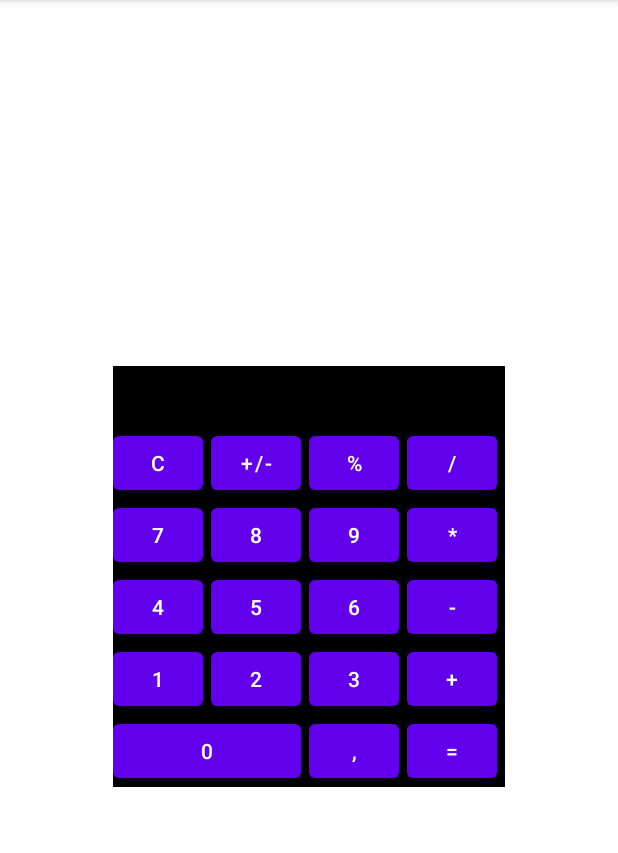
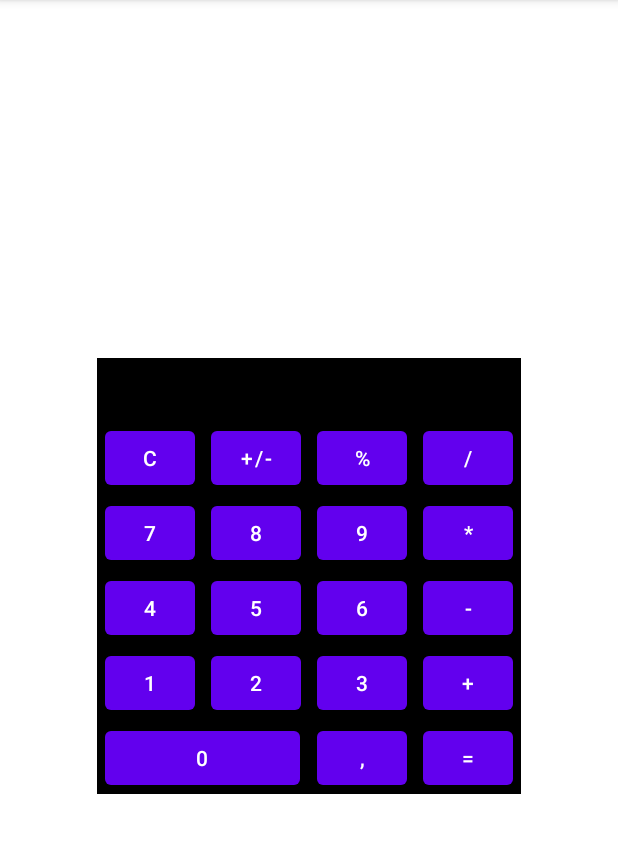
Before and after one commit to danilmv/Android1v2, an Android app: the screen it shows after launch (MainActivity), on a phone screen of 412 x 824 dp, the part 84-937 px from its top. Run offline under Robolectric (Android 15) with nearby library versions, the phone set to English and light mode, and no system bars.

Commit message:
L2: calculator: layout: constraint

```diff
--- a/calculator/src/main/res/layout/activity_main.xml
+++ b/calculator/src/main/res/layout/activity_main.xml
@@ -14,7 +14,7 @@
         app:layout_constraintStart_toStartOf="parent"
         app:layout_constraintTop_toTopOf="parent">
 
-        <include layout="@layout/calculator_grid" />
+        <include layout="@layout/calculator_constraint" />
     </FrameLayout>
 
 </androidx.constraintlayout.widget.ConstraintLayout>
--- /dev/null
+++ b/calculator/src/main/res/layout/calculator_constraint.xml
@@ -0,0 +1,207 @@
+<?xml version="1.0" encoding="utf-8"?>
+<androidx.constraintlayout.widget.ConstraintLayout xmlns:android="http://schemas.android.com/apk/res/android"
+    xmlns:app="http://schemas.android.com/apk/res-auto"
+    xmlns:tools="http://schemas.android.com/tools"
+    android:layout_width="match_parent"
+    android:layout_height="match_parent">
+
+    <Button
+        android:id="@+id/button_c"
+        android:layout_width="@dimen/button_width"
+        android:layout_height="wrap_content"
+        android:layout_marginHorizontal="@dimen/buttons_margin_horizontal"
+        android:layout_marginVertical="@dimen/buttons_margin_vertical"
+        android:text="@string/cancel"
+        app:layout_constraintEnd_toStartOf="@+id/button_sign"
+        app:layout_constraintHorizontal_chainStyle="packed"
+        app:layout_constraintStart_toStartOf="parent"
+        app:layout_constraintTop_toBottomOf="@+id/text_output" />
+
+    <Button
+        android:id="@+id/button_percent"
+        android:layout_width="@dimen/button_width"
+        android:layout_height="wrap_content"
+        android:layout_marginHorizontal="@dimen/buttons_margin_horizontal"
+        android:layout_marginVertical="@dimen/buttons_margin_vertical"
+        android:text="@string/percent"
+        app:layout_constraintEnd_toStartOf="@+id/button_divide"
+        app:layout_constraintStart_toEndOf="@+id/button_sign"
+        app:layout_constraintTop_toBottomOf="@+id/text_output" />
+
+    <Button
+        android:id="@+id/button_divide"
+        android:layout_width="@dimen/button_width"
+        android:layout_height="wrap_content"
+        android:layout_marginHorizontal="@dimen/buttons_margin_horizontal"
+        android:layout_marginVertical="@dimen/buttons_margin_vertical"
+        android:text="@string/divide"
+        app:layout_constraintEnd_toEndOf="parent"
+        app:layout_constraintStart_toEndOf="@+id/button_percent"
+        app:layout_constraintTop_toBottomOf="@+id/text_output" />
+
+    <Button
+        android:id="@+id/button_sign"
+        android:layout_width="@dimen/button_width"
+        android:layout_height="wrap_content"
+        android:layout_marginHorizontal="@dimen/buttons_margin_horizontal"
+        android:layout_marginVertical="@dimen/buttons_margin_vertical"
+        android:text="@string/sign"
+        app:layout_constraintEnd_toStartOf="@+id/button_percent"
+        app:layout_constraintStart_toEndOf="@+id/button_c"
+        app:layout_constraintTop_toBottomOf="@+id/text_output" />
+
+    <Button
+        android:id="@+id/button_7"
+        android:layout_width="@dimen/button_width"
+        android:layout_height="wrap_content"
+        android:layout_marginVertical="@dimen/buttons_margin_vertical"
+        android:text="@string/button_7"
+        app:layout_constraintStart_toStartOf="@+id/button_c"
+        app:layout_constraintTop_toBottomOf="@+id/button_c" />
+
+    <Button
+        android:id="@+id/button_9"
+        android:layout_width="@dimen/button_width"
+        android:layout_height="wrap_content"
+        android:layout_marginVertical="@dimen/buttons_margin_vertical"
+        android:text="@string/button_9"
+        app:layout_constraintStart_toStartOf="@+id/button_percent"
+        app:layout_constraintTop_toBottomOf="@+id/button_percent" />
+
+    <Button
+        android:id="@+id/button_multiply"
+        android:layout_width="@dimen/button_width"
+        android:layout_height="wrap_content"
+        android:layout_marginVertical="@dimen/buttons_margin_vertical"
+        android:text="@string/multiply"
+        app:layout_constraintStart_toStartOf="@+id/button_divide"
+        app:layout_constraintTop_toBottomOf="@+id/button_divide" />
+
+    <Button
+        android:id="@+id/button_8"
+        android:layout_width="@dimen/button_width"
+        android:layout_height="wrap_content"
+        android:layout_marginVertical="@dimen/buttons_margin_vertical"
+        android:layout_marginTop="2dp"
+        android:text="@string/button_8"
+        app:layout_constraintStart_toStartOf="@+id/button_sign"
+        app:layout_constraintTop_toBottomOf="@+id/button_sign" />
+
+    <Button
+        android:id="@+id/button_4"
+        android:layout_width="@dimen/button_width"
+        android:layout_height="wrap_content"
+        android:layout_marginVertical="@dimen/buttons_margin_vertical"
+        android:layout_marginTop="2dp"
+        android:text="@string/button_4"
+        app:layout_constraintStart_toStartOf="@+id/button_7"
+        app:layout_constraintTop_toBottomOf="@+id/button_7" />
+
+    <Button
+        android:id="@+id/button_6"
+        android:layout_width="@dimen/button_width"
+        android:layout_height="wrap_content"
+        android:layout_marginVertical="@dimen/buttons_margin_vertical"
+        android:layout_marginTop="2dp"
+        android:text="@string/button_6"
+        app:layout_constraintStart_toStartOf="@+id/button_9"
+        app:layout_constraintTop_toBottomOf="@+id/button_9" />
+
+    <Button
+        android:id="@+id/button_subtract"
+        android:layout_width="@dimen/button_width"
+        android:layout_height="wrap_content"
+        android:layout_marginVertical="@dimen/buttons_margin_vertical"
+        android:layout_marginTop="2dp"
+        android:text="@string/subtract"
+        app:layout_constraintStart_toStartOf="@+id/button_multiply"
+        app:layout_constraintTop_toBottomOf="@+id/button_multiply" />
+
+    <Button
+        android:id="@+id/button_5"
+        android:layout_width="@dimen/button_width"
+        android:layout_height="wrap_content"
+        android:layout_marginVertical="@dimen/buttons_margin_vertical"
+        android:layout_marginTop="2dp"
+        android:text="@string/button_5"
+        app:layout_constraintStart_toStartOf="@+id/button_8"
+        app:layout_constraintTop_toBottomOf="@+id/button_8" />
+
+    <Button
+        android:id="@+id/button_1"
+        android:layout_width="@dimen/button_width"
+        android:layout_height="wrap_content"
+        android:layout_marginVertical="@dimen/buttons_margin_vertical"
+        android:text="@string/button_1"
+        app:layout_constraintStart_toStartOf="@+id/button_4"
+        app:layout_constraintTop_toBottomOf="@+id/button_4" />
+
+    <Button
+        android:id="@+id/button_3"
+        android:layout_width="@dimen/button_width"
+        android:layout_height="wrap_content"
+        android:layout_marginVertical="@dimen/buttons_margin_vertical"
+        android:text="@string/button_3"
+        app:layout_constraintStart_toStartOf="@+id/button_6"
+        app:layout_constraintTop_toBottomOf="@+id/button_6" />
+
+    <Button
+        android:id="@+id/button_add"
+        android:layout_width="@dimen/button_width"
+        android:layout_height="wrap_content"
+        android:layout_marginVertical="@dimen/buttons_margin_vertical"
+        android:text="@string/add"
+        app:layout_constraintStart_toStartOf="@+id/button_subtract"
+        app:layout_constraintTop_toBottomOf="@+id/button_subtract" />
+
+    <Button
+        android:id="@+id/button_2"
+        android:layout_width="@dimen/button_width"
+        android:layout_height="wrap_content"
+        android:layout_marginVertical="@dimen/buttons_margin_vertical"
+        android:layout_marginTop="2dp"
+        android:text="@string/button_2"
+        app:layout_constraintStart_toStartOf="@+id/button_5"
+        app:layout_constraintTop_toBottomOf="@+id/button_5" />
+
+    <Button
+        android:id="@+id/button_0"
+        android:layout_width="@dimen/button_wide_width"
+        android:layout_height="wrap_content"
+        android:layout_columnSpan="2"
+        android:layout_marginVertical="@dimen/buttons_margin_vertical"
+        android:text="@string/button_0"
+        app:layout_constraintStart_toStartOf="@+id/button_1"
+        app:layout_constraintTop_toBottomOf="@+id/button_1" />
+
+    <Button
+        android:id="@+id/button_equal"
+        android:layout_width="@dimen/button_width"
+        android:layout_height="wrap_content"
+        android:layout_marginVertical="@dimen/buttons_margin_vertical"
+        android:layout_marginTop="2dp"
+        android:text="@string/equal"
+        app:layout_constraintStart_toStartOf="@+id/button_add"
+        app:layout_constraintTop_toBottomOf="@+id/button_add" />
+
+    <Button
+        android:id="@+id/button_point"
+        android:layout_width="@dimen/button_width"
+        android:layout_height="wrap_content"
+        android:layout_marginVertical="@dimen/buttons_margin_vertical"
+        android:text="@string/point"
+        app:layout_constraintStart_toStartOf="@+id/button_3"
+        app:layout_constraintTop_toBottomOf="@+id/button_3" />
+
+    <TextView
+        android:id="@+id/text_output"
+        android:layout_width="wrap_content"
+        android:layout_height="wrap_content"
+        android:layout_columnSpan="4"
+        android:singleLine="true"
+        android:textSize="30sp"
+        app:layout_constraintStart_toStartOf="@+id/button_c"
+        app:layout_constraintTop_toTopOf="parent"
+        tools:text="12345678" />
+
+</androidx.constraintlayout.widget.ConstraintLayout>
```
